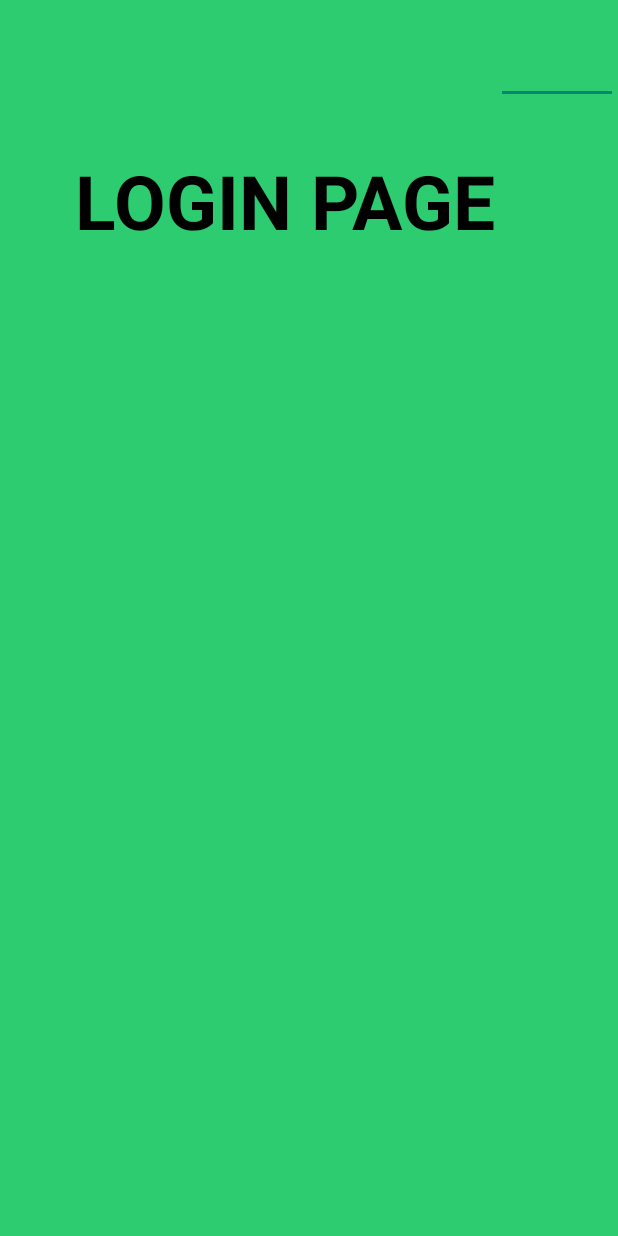
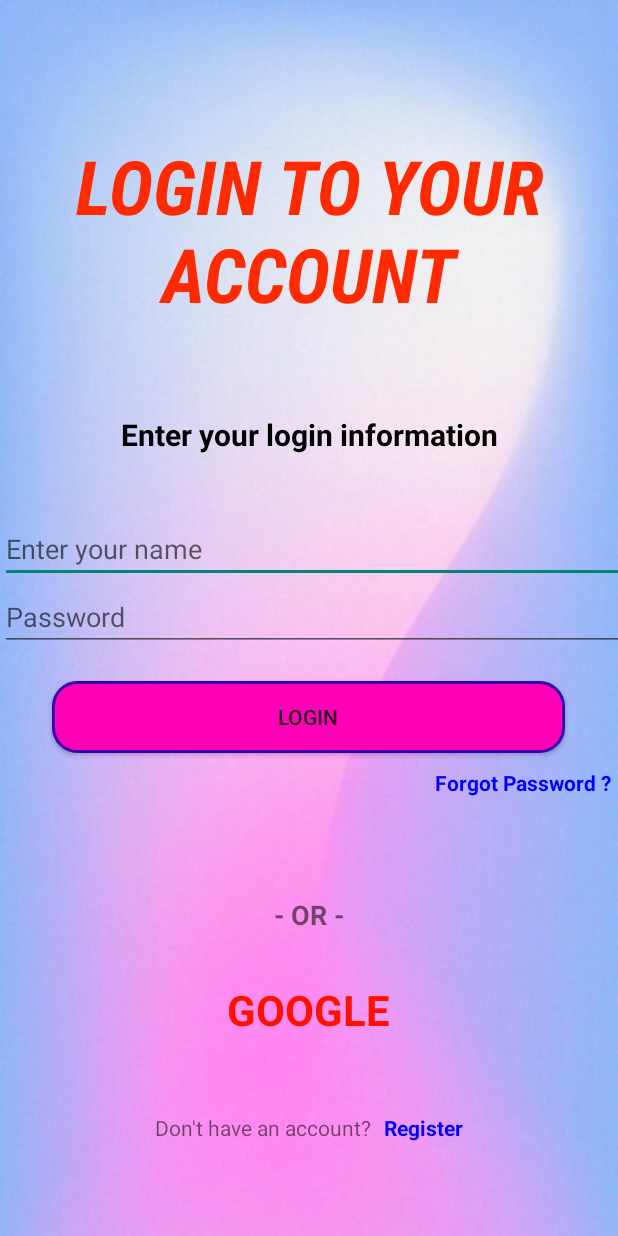
Before and after one commit to hohung113/ONEBIT, an Android app built with Jetpack Compose: the screen it shows after launch (LoginActivity before the commit, LoginOneBit after it), on a phone screen of 412 x 824 dp. Run offline under Robolectric (Android 15) with nearby library versions, the phone set to English and light mode, and no system bars.

```diff
--- a/app/build.gradle.kts
+++ b/app/build.gradle.kts
@@ -66,4 +66,5 @@ dependencies {
     androidTestImplementation(libs.androidx.ui.test.junit4)
     debugImplementation(libs.androidx.ui.tooling)
     debugImplementation(libs.androidx.ui.test.manifest)
+
 }
--- a/app/src/main/AndroidManifest.xml
+++ b/app/src/main/AndroidManifest.xml
@@ -1,19 +1,18 @@
 <?xml version="1.0" encoding="utf-8"?>
 <manifest xmlns:android="http://schemas.android.com/apk/res/android"
     xmlns:tools="http://schemas.android.com/tools">
-
     <application
         android:allowBackup="true"
         android:dataExtractionRules="@xml/data_extraction_rules"
         android:fullBackupContent="@xml/backup_rules"
-        android:icon="@mipmap/ic_launcher"
+        android:icon="@drawable/logothethaodep"
         android:label="@string/app_name"
         android:roundIcon="@mipmap/ic_launcher_round"
         android:supportsRtl="true"
         android:theme="@style/Theme.ONEBITMOBLIE"
         tools:targetApi="31">
         <activity
-            android:name=".LoginActivity"
+            android:name=".LoginOneBit"
             android:exported="true"
             android:label="@string/app_name"
             android:theme="@style/Theme.ONEBITMOBLIE">
@@ -23,6 +22,7 @@
             </intent-filter>
         </activity>
 
+
     </application>
 
 </manifest>
--- a/app/src/main/java/com/example/onebitmoblie/LoginActivity.java
+++ b/app/src/main/java/com/example/onebitmoblie/LoginOneBit.java
@@ -5,10 +5,10 @@ import android.os.Bundle;
 
 import androidx.annotation.Nullable;
 
-public class LoginActivity extends Activity {
+public class LoginOneBit extends Activity {
     @Override
     protected void onCreate(@Nullable Bundle savedInstanceState) {
         super.onCreate(savedInstanceState);
-        setContentView(R.layout.login);
+        setContentView(R.layout.loginonebit);
     }
 }
--- /dev/null
+++ b/app/src/main/java/com/example/onebitmoblie/login_register/LoginActivity.java
@@ -0,0 +1,4 @@
+package com.example.onebitmoblie.login_register;
+
+public class LoginActivity {
+}
--- /dev/null
+++ b/app/src/main/java/com/example/onebitmoblie/login_register/RegisterActivity.java
@@ -0,0 +1,4 @@
+package com.example.onebitmoblie.login_register;
+
+public class RegisterActivity {
+}
--- /dev/null
+++ b/app/src/main/java/com/example/onebitmoblie/profile/ProfileActivity.java
@@ -0,0 +1,4 @@
+package com.example.onebitmoblie.profile;
+
+public class ProfileActivity {
+}
--- /dev/null
+++ b/app/src/main/res/drawable/rounded_button.xml
@@ -0,0 +1,7 @@
+<shape xmlns:android="http://schemas.android.com/apk/res/android">
+    <solid android:color="#ff00b6" />
+    <corners android:radius="16dp" />
+    <stroke
+        android:width="2dp"
+        android:color="#FF3700B3" />
+</shape>
--- a/app/src/main/res/layout/login.xml
+++ /dev/null
@@ -1,40 +0,0 @@
-<?xml version="1.0" encoding="utf-8"?>
-<LinearLayout xmlns:android="http://schemas.android.com/apk/res/android"
-    android:orientation="vertical"
-    android:layout_width="match_parent"
-    android:layout_height="match_parent"
-    android:background="#2ECC71">
-    <LinearLayout
-        android:layout_width="match_parent"
-        android:layout_height="wrap_content"
-        android:layout_gravity="center">
-
-        <TextView
-            android:layout_width="wrap_content"
-            android:layout_height="wrap_content"
-            android:layout_marginLeft="50dp"
-            android:layout_marginTop="100dp"
-            android:text="LOGIN PAGE"
-            android:textAlignment="center"
-            android:textColor="@color/black"
-            android:textSize="50dp"
-            android:textStyle="bold">
-
-        </TextView>
-
-
-        <EditText
-            android:layout_width="wrap_content"
-            android:layout_height="wrap_content"
-            android:id="@+id/textUserName"
-            android:width="200dp"
-
-            >
-
-
-
-        </EditText>
-
-    </LinearLayout>
-
-</LinearLayout>
--- /dev/null
+++ b/app/src/main/res/layout/loginonebit.xml
@@ -0,0 +1,139 @@
+<?xml version="1.0" encoding="utf-8"?>
+<LinearLayout xmlns:android="http://schemas.android.com/apk/res/android"
+    android:orientation="vertical"
+    android:layout_width="match_parent"
+    android:layout_height="match_parent"
+    android:background="@drawable/backgroundcolor">
+
+
+    <LinearLayout
+        android:layout_width="wrap_content"
+        android:layout_height="wrap_content"
+        android:layout_marginLeft="40dp"
+        android:layout_marginTop="90dp"
+        android:layout_marginRight="40dp"
+        android:orientation="vertical">
+
+        <!-- Main title -->
+        <TextView
+            android:layout_width="match_parent"
+            android:layout_height="wrap_content"
+            android:layout_marginBottom="20dp"
+            android:fontFamily="sans-serif-condensed"
+            android:gravity="center"
+            android:text="LOGIN TO YOUR ACCOUNT"
+            android:textColor="#ff2a00"
+            android:textSize="50dp"
+            android:textStyle="bold|italic" />
+
+        <!-- Sub title -->
+        <TextView
+            android:layout_width="match_parent"
+            android:layout_height="wrap_content"
+            android:layout_marginTop="40dp"
+            android:gravity="center"
+            android:text="Enter your login information"
+            android:textColor="#000000"
+            android:textSize="20dp"
+            android:textStyle="bold" />
+    </LinearLayout>
+
+
+    <LinearLayout
+        android:layout_width="470dp"
+        android:layout_height="wrap_content"
+        android:layout_marginTop="40dp"
+        android:orientation="vertical">
+
+        <EditText
+            android:layout_width="match_parent"
+            android:layout_height="wrap_content"
+            android:hint="Enter your name" />
+
+        <EditText
+            android:layout_width="match_parent"
+            android:layout_height="wrap_content"
+            android:hint="Password" />
+
+    </LinearLayout>
+
+    <Button
+        android:layout_width="342dp"
+        android:layout_height="wrap_content"
+        android:layout_gravity="center"
+        android:layout_marginTop="20dp"
+        android:background="@drawable/rounded_button"
+        android:text="Login" />
+
+    <TextView
+        android:layout_width="wrap_content"
+        android:layout_height="wrap_content"
+        android:layout_marginLeft="290dp"
+        android:layout_marginTop="10dp"
+        android:autoLink="web"
+        android:linksClickable="true"
+        android:text="Forgot Password ?"
+        android:textColor="#0000FF"
+        android:textStyle="bold" />
+
+    <LinearLayout
+        xmlns:android="http://schemas.android.com/apk/res/android"
+        android:layout_width="match_parent"
+        android:layout_height="wrap_content"
+        android:orientation="vertical"
+        android:gravity="center"
+        android:padding="16dp"
+        android:layout_marginTop="50dp">
+
+        <!-- Divider -->
+        <TextView
+            android:layout_width="wrap_content"
+            android:layout_height="wrap_content"
+            android:text="- OR -"
+            android:textSize="18sp"
+            android:gravity="center"
+            android:layout_marginBottom="12dp"
+            android:textStyle="bold"/>
+
+        <!-- Google Button/Link -->
+        <TextView
+            android:layout_width="wrap_content"
+            android:layout_height="wrap_content"
+            android:text="GOOGLE"
+            android:textColor="#ff1100"
+            android:textStyle="bold"
+            android:gravity="center"
+            android:textSize="28sp"
+            android:layout_marginBottom="20dp"
+            android:layout_marginTop="20dp"/>
+
+        <!-- Account Info -->
+        <LinearLayout
+            android:layout_width="wrap_content"
+            android:layout_height="wrap_content"
+            android:orientation="horizontal"
+            android:gravity="center"
+            android:layout_marginTop="30dp">
+
+            <TextView
+                android:layout_width="wrap_content"
+                android:layout_height="wrap_content"
+                android:text="Don't have an account?"
+                android:textSize="14sp" />
+
+            <TextView
+                android:layout_width="wrap_content"
+                android:layout_height="wrap_content"
+                android:text=" Register"
+                android:autoLink="none"
+                android:linksClickable="true"
+                android:textColor="#0000FF"
+                android:textStyle="bold"
+                android:layout_marginLeft="5dp"
+                android:onClick="onRegisterClick" />
+        </LinearLayout>
+
+    </LinearLayout>
+
+
+</LinearLayout>
--- a/app/src/main/res/values/themes.xml
+++ b/app/src/main/res/values/themes.xml
@@ -1,5 +1,9 @@
 <?xml version="1.0" encoding="utf-8"?>
 <resources>
 
-    <style name="Theme.ONEBITMOBLIE" parent="android:Theme.Material.Light.NoActionBar" />
+    <style name="Theme.ONEBITMOBLIE" parent="android:Theme.Material.Light.NoActionBar">
+    </style>
+    <style name="Theme.One" parent="android:Theme.Material.Light.NoActionBar">
+    </style>
+
 </resources>
```
Also changed, not shown: app/src/main/java/com/example/onebitmoblie/LoginSuccessAcitivity.java (added, +25 -0 lines), app/src/main/java/com/example/onebitmoblie/ReLogin.java (added, +44 -0 lines), app/src/main/res/layout/loginsuccess.xml (added, +16 -0 lines), app/src/main/res/layout/relogin.xml (added, +60 -0 lines), app/src/main/res/drawable/backgroundcolor.png (added), app/src/main/res/drawable/logothethaodep.png (added), 1 other file.
